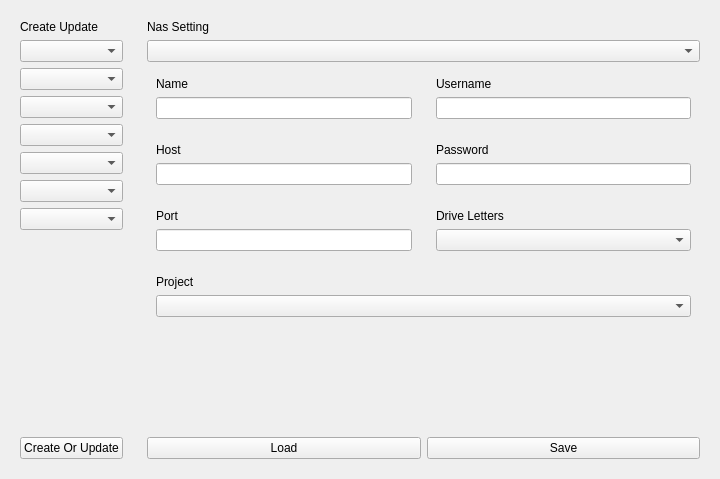
Old version of the form app/ui/main/page/settings.ui in the repository MrYapikZ/kaikitsu.
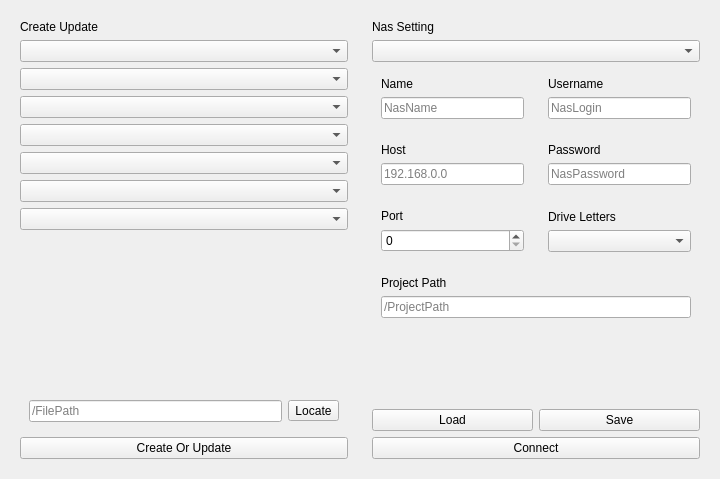
New version of the form.

Commit message: feat: create nas, mount drive (not tested yet)

The edit to the form file:
```diff
--- a/app/ui/main/page/settings.ui
+++ b/app/ui/main/page/settings.ui
@@ -25,25 +25,53 @@
        </widget>
       </item>
       <item>
-       <widget class="QComboBox" name="comboBox_project"/>
+       <widget class="QComboBox" name="comboBox_project">
+        <property name="placeholderText">
+         <string>Project</string>
+        </property>
+       </widget>
       </item>
       <item>
-       <widget class="QComboBox" name="comboBox_task"/>
+       <widget class="QComboBox" name="comboBox_task">
+        <property name="placeholderText">
+         <string>Task</string>
+        </property>
+       </widget>
       </item>
       <item>
-       <widget class="QComboBox" name="comboBox_episode"/>
+       <widget class="QComboBox" name="comboBox_episode">
+        <property name="placeholderText">
+         <string>Episode</string>
+        </property>
+       </widget>
       </item>
       <item>
-       <widget class="QComboBox" name="comboBox_sequence"/>
+       <widget class="QComboBox" name="comboBox_sequence">
+        <property name="placeholderText">
+         <string>Sequence</string>
+        </property>
+       </widget>
       </item>
       <item>
-       <widget class="QComboBox" name="comboBox_shot"/>
+       <widget class="QComboBox" name="comboBox_shot">
+        <property name="placeholderText">
+         <string>Shot</string>
+        </property>
+       </widget>
       </item>
       <item>
-       <widget class="QComboBox" name="comboBox_asset"/>
+       <widget class="QComboBox" name="comboBox_asset">
+        <property name="placeholderText">
+         <string>Asset</string>
+        </property>
+       </widget>
       </item>
       <item>
-       <widget class="QComboBox" name="comboBox_nas"/>
+       <widget class="QComboBox" name="comboBox_nas">
+        <property name="placeholderText">
+         <string>Nas</string>
+        </property>
+       </widget>
       </item>
       <item>
        <spacer name="verticalSpacer_createUpdate">
@@ -59,7 +87,27 @@
        </spacer>
       </item>
       <item>
-       <widget class="QPushButton" name="pushButton_createOrUpdate">
+       <widget class="QWidget" name="widget_locateFile" native="true">
+        <layout class="QHBoxLayout" name="horizontalLayout">
+         <item>
+          <widget class="QLineEdit" name="lineEdit_locateFile">
+           <property name="placeholderText">
+            <string>/FilePath</string>
+           </property>
+          </widget>
+         </item>
+         <item>
+          <widget class="QToolButton" name="toolButton_locateFile">
+           <property name="text">
+            <string>Locate</string>
+           </property>
+          </widget>
+         </item>
+        </layout>
+       </widget>
+      </item>
+      <item>
+       <widget class="QPushButton" name="pushButton_createUpdate">
         <property name="text">
          <string>Create Or Update</string>
         </property>
@@ -89,7 +137,14 @@
           </widget>
          </item>
          <item>
-          <widget class="QLineEdit" name="lineEdit_nasPassword"/>
+          <widget class="QLineEdit" name="lineEdit_nasPassword">
+           <property name="echoMode">
+            <enum>QLineEdit::EchoMode::Password</enum>
+           </property>
+           <property name="placeholderText">
+            <string>NasPassword</string>
+           </property>
+          </widget>
          </item>
         </layout>
        </widget>
@@ -112,7 +167,11 @@
           </widget>
          </item>
          <item>
-          <widget class="QLineEdit" name="lineEdit_nasHost"/>
+          <widget class="QLineEdit" name="lineEdit_nasHost">
+           <property name="placeholderText">
+            <string>192.168.0.0</string>
+           </property>
+          </widget>
          </item>
         </layout>
        </widget>
@@ -128,7 +187,11 @@
           </widget>
          </item>
          <item>
-          <widget class="QLineEdit" name="lineEdit_nasName"/>
+          <widget class="QLineEdit" name="lineEdit_nasName">
+           <property name="placeholderText">
+            <string>NasName</string>
+           </property>
+          </widget>
          </item>
         </layout>
        </widget>
@@ -144,7 +207,11 @@
           </widget>
          </item>
          <item>
-          <widget class="QComboBox" name="comboBox_nasDrive"/>
+          <widget class="QComboBox" name="comboBox_nasDrive">
+           <property name="placeholderText">
+            <string>Z</string>
+           </property>
+          </widget>
          </item>
         </layout>
        </widget>
@@ -160,13 +227,17 @@
           </widget>
          </item>
          <item>
-          <widget class="QLineEdit" name="lineEdit_nasPort"/>
+          <widget class="QSpinBox" name="spinBox_nasPort"/>
          </item>
         </layout>
        </widget>
       </item>
       <item row="1" column="0" colspan="2">
-       <widget class="QComboBox" name="comboBox_nasSettings"/>
+       <widget class="QComboBox" name="comboBox_nasSettings">
+        <property name="placeholderText">
+         <string>Nas</string>
+        </property>
+       </widget>
       </item>
       <item row="2" column="1">
        <widget class="QWidget" name="widget_nasUsername" native="true">
@@ -179,7 +250,11 @@
           </widget>
          </item>
          <item>
-          <widget class="QLineEdit" name="lineEdit_nasUsername"/>
+          <widget class="QLineEdit" name="lineEdit_nasUsername">
+           <property name="placeholderText">
+            <string>NasLogin</string>
+           </property>
+          </widget>
          </item>
         </layout>
        </widget>
@@ -210,16 +285,27 @@
          <item>
           <widget class="QLabel" name="label_nasProject">
            <property name="text">
-            <string>Project</string>
+            <string>Project Path</string>
            </property>
           </widget>
          </item>
          <item>
-          <widget class="QComboBox" name="comboBox_nasProject"/>
+          <widget class="QLineEdit" name="lineEdit_nasProjectPath">
+           <property name="placeholderText">
+            <string>/ProjectPath</string>
+           </property>
+          </widget>
          </item>
         </layout>
        </widget>
       </item>
+      <item row="8" column="0" colspan="2">
+       <widget class="QPushButton" name="pushButton_nasConnect">
+        <property name="text">
+         <string>Connect</string>
+        </property>
+       </widget>
+      </item>
      </layout>
     </widget>
    </item>
```
Left out of the diff: 6 changed lines with no effect on the pictures. The commit also changes 15 other files.
